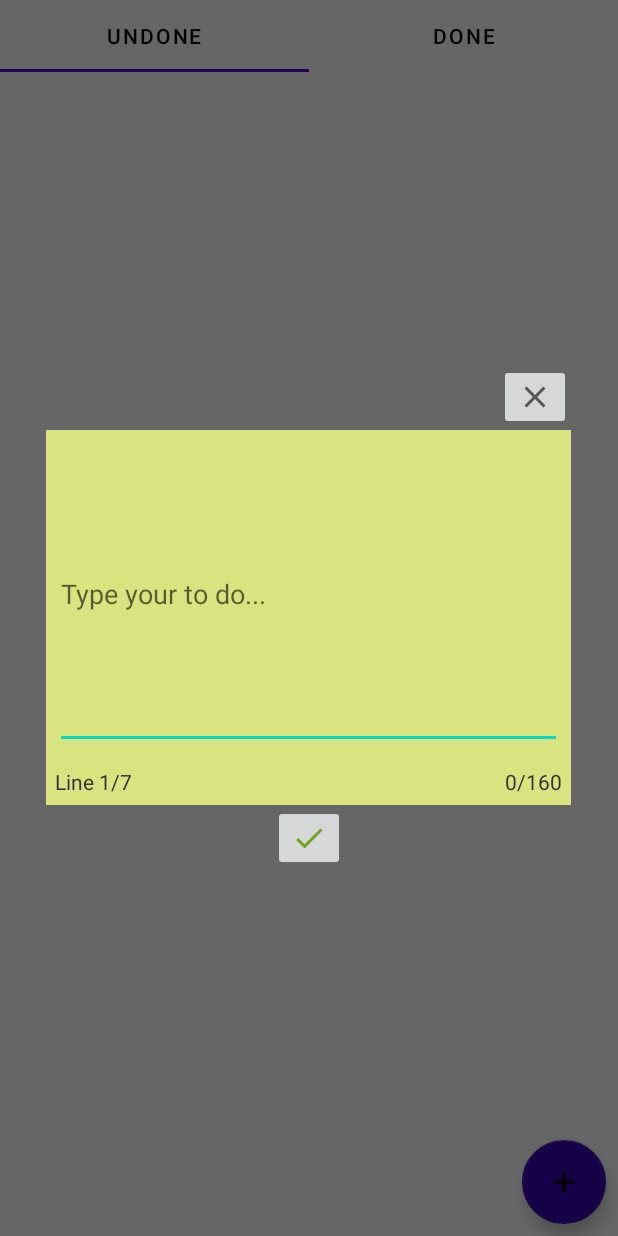
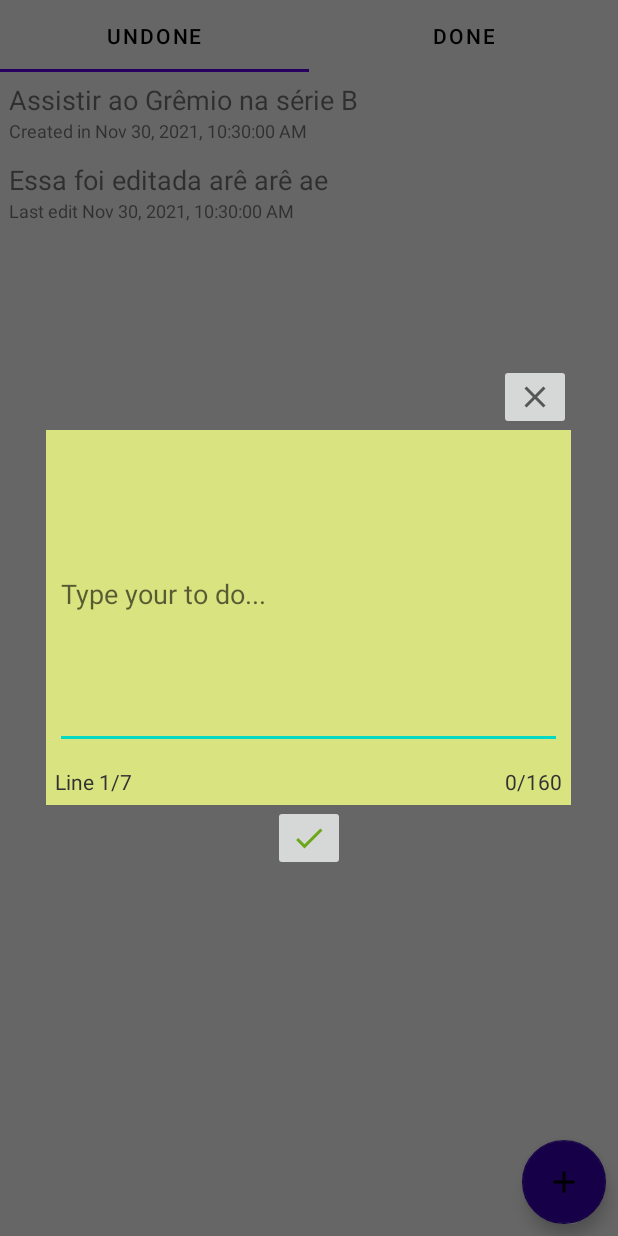
Before and after one commit to danielandrioli/meusBagulhosApp, an Android app: the screen it shows after launch (MainActivity), after a tap on an icon or button, on a phone screen of 412 x 824 dp. Run offline under Robolectric (Android 15) with nearby library versions, the phone set to English and light mode, and no system bars.

Commit message:
RecyclerV e adapter para UndoneFragment criados. Dialog melhorado.

```diff
--- a/app/src/main/java/com/dboy/meusbagulhos/activities/MainActivity.kt
+++ b/app/src/main/java/com/dboy/meusbagulhos/activities/MainActivity.kt
@@ -19,6 +19,8 @@ class MainActivity : AppCompatActivity() {
         configuraViewPagerAdapter()
         configuraTabLayout()
 
+
+
     }
 
     private fun configuraViewPagerAdapter() {
--- /dev/null
+++ b/app/src/main/java/com/dboy/meusbagulhos/adapters/RViewUndoneListAdapter.kt
@@ -0,0 +1,45 @@
+package com.dboy.meusbagulhos.adapters
+
+import android.content.Context
+import android.view.LayoutInflater
+import android.view.View
+import android.view.ViewGroup
+import android.widget.TextView
+import androidx.recyclerview.widget.RecyclerView
+import com.dboy.meusbagulhos.R
+import com.dboy.meusbagulhos.models.Tarefa
+import java.util.zip.Inflater
+
+class RViewUndoneListAdapter(private val context: Context, private var listaTarefas: List<Tarefa>) :
+    RecyclerView.Adapter<RViewUndoneListAdapter.MeuViewHolder>() {
+
+    inner class MeuViewHolder(view: View) : RecyclerView.ViewHolder(view) {
+        fun vincular(tarefa: Tarefa) {
+            val textoTarefa = itemView.findViewById<TextView>(R.id.tarefaNao_aFazer_txt)
+            val dataTarefa = itemView.findViewById<TextView>(R.id.tarefaNao_data_txt)
+
+            textoTarefa.text = tarefa.texto
+            dataTarefa.text = if (tarefa.isEditado){
+                "${context.getText(R.string.tarefaEditadaEm)} ${tarefa.dataEdicao}"
+            }else{
+                "${context.getText(R.string.tarefaCriadaEm)} ${tarefa.dataCriacao}"
+            }
+        }
+
+    }
+
+    override fun onCreateViewHolder(parent: ViewGroup, viewType: Int): MeuViewHolder {
+        val inflater = LayoutInflater.from(context)
+        val view = inflater.inflate(R.layout.tarefa_nao_feita, parent, false)
+        return MeuViewHolder(view)
+    }
+
+    override fun onBindViewHolder(holder: MeuViewHolder, position: Int) {
+        val tarefa = listaTarefas[position]
+        holder.vincular(tarefa)
+    }
+
+    override fun getItemCount(): Int {
+        return listaTarefas.size
+    }
+}
--- a/app/src/main/java/com/dboy/meusbagulhos/fragments/DoneFragment.kt
+++ b/app/src/main/java/com/dboy/meusbagulhos/fragments/DoneFragment.kt
@@ -27,7 +27,7 @@ class DoneFragment : Fragment() {
         return view
     }
 
-    fun inicializaRecyclerView(view: View) {
+    private fun inicializaRecyclerView(view: View) {
         val recyclerView = view.findViewById<RecyclerView>(R.id.doneFragRecycler)
         val listaProvisoria = metodoProvisorioLista() //CAPTURAR LISTA DO BANCO DE DADOS!   !!!!!!!!!!!!!!!!!!!!!!!!!!!!!!!!
         recyclerView.adapter = RViewDoneListAdapter(requireContext(), listaProvisoria)
--- a/app/src/main/java/com/dboy/meusbagulhos/fragments/UndoneFragment.kt
+++ b/app/src/main/java/com/dboy/meusbagulhos/fragments/UndoneFragment.kt
@@ -1,5 +1,6 @@
 package com.dboy.meusbagulhos.fragments
 
+import android.app.AlertDialog
 import android.app.Dialog
 import android.graphics.Color
 import android.graphics.drawable.ColorDrawable
@@ -10,14 +11,15 @@ import androidx.fragment.app.Fragment
 import android.view.LayoutInflater
 import android.view.View
 import android.view.ViewGroup
-import android.view.inputmethod.EditorInfo
-import android.widget.EditText
 import android.widget.ImageButton
 import android.widget.TextView
 import android.widget.Toast
-import androidx.core.widget.addTextChangedListener
+import androidx.recyclerview.widget.LinearLayoutManager
+import androidx.recyclerview.widget.RecyclerView
 import com.dboy.meusbagulhos.R
+import com.dboy.meusbagulhos.adapters.RViewUndoneListAdapter
 import com.dboy.meusbagulhos.models.LimitedEditText
+import com.dboy.meusbagulhos.models.Tarefa
 import com.google.android.material.floatingactionbutton.FloatingActionButton
 
 class UndoneFragment : Fragment() {
@@ -33,20 +35,40 @@ class UndoneFragment : Fragment() {
         // Inflate the layout for this fragment
         val view = inflater.inflate(R.layout.fragment_undone, container, false)
         configuraFab(view)
+        inicializaRecyclerView(view)
 
         return view
+    }
+
+    private fun inicializaRecyclerView(view: View) {
+        val recyclerView = view.findViewById<RecyclerView>(R.id.undoneFragRecycler)
+        val listaProvisoria = metodoProvisorioLista() //CAPTURAR LISTA DO BANCO DE DADOS!   !!!!!!!!!!!!!!!!!!!!!!!!!!!!!!!!
+        recyclerView.adapter = RViewUndoneListAdapter(requireContext(), listaProvisoria)
+        recyclerView.layoutManager = LinearLayoutManager(requireContext())
+    }
+
+    private fun metodoProvisorioLista(): List<Tarefa>{
+        val t1 = Tarefa("Assistir ao Grêmio na série B")
+        val t2 = Tarefa("Ae 03")
+        t2.editaTexto("Essa foi editada arê arê ae")
+        return listOf<Tarefa>(t1, t2)
     }
 
     private fun configuraFab(view: View) {
         val fab = view.findViewById<FloatingActionButton>(R.id.undoneFragFab)
 
-        //CONFIGURAR UM BOX PARA DIGITAR O TEXTO. TER LIMITE DE 180 CARACTERES. MOSTRAR QNTOS FALTAM
-        //EXEMPLO: 21/180. TER BOTÃO DE CONFIRMAR E DE CANCELAR. CANCELAR SE TECLAR FORA DO BOX.
         fab.setOnClickListener {
+            configuraDialog()
+        }
+    }
+
+    private fun configuraDialog() {
         val dialog = Dialog(requireContext())
         dialog.setContentView(R.layout.dialog_tarefa_layout)
         dialog.window?.setBackgroundDrawable(ColorDrawable(0))
         dialog.window?.setWindowAnimations(R.style.AnimacoesDialog)
+        dialog.setCanceledOnTouchOutside(false)
+        dialog.setCancelable(false) //Não cancelará ao tocar no botão de voltar do Android
 
         val btnClose = dialog.findViewById<ImageButton>(R.id.dialog_img_close)
         val btnCheck = dialog.findViewById<ImageButton>(R.id.dialog_img_check)
@@ -54,44 +76,60 @@ class UndoneFragment : Fragment() {
         val textoCapacidade = dialog.findViewById<TextView>(R.id.dialog_txt_capacidade)
         val textoLinha = dialog.findViewById<TextView>(R.id.dialog_txt_linhas)
 
-            textoLinha.text = "${getString(R.string.tarefaLinha)} 1/${textoTarefa.maxLines}"
+        textoLinha.text = "${getString(R.string.dialogTarefaLinha)} 1/${textoTarefa.maxLines}"
 
         textoTarefa.addTextChangedListener(object : TextWatcher {
             override fun beforeTextChanged(p0: CharSequence?, p1: Int, p2: Int, p3: Int) {
             }
 
             override fun onTextChanged(p0: CharSequence?, p1: Int, p2: Int, p3: Int) {
+                //Texto da capacidade máxima de caracteres. Ex: 21/160
                 textoCapacidade.text = "${p0?.length}" +
                         "/${textoTarefa.maxCharacters}"
-                    textoLinha.text = "${getString(R.string.tarefaLinha)} ${textoTarefa.lineCount}" +
+                //Texto da capacidade de linhas. Ex: 5/7
+                textoLinha.text = "${getString(R.string.dialogTarefaLinha)} ${textoTarefa.lineCount}" +
                         "/${textoTarefa.maxLines}"
 
-
-                    if (p0?.length == textoTarefa.maxCharacters) textoCapacidade.setTextColor(Color.parseColor("#FF0000"))
+                //Cor da capacidade máxima de caracteres. Vermelho para máxima capacidade.
+                if (p0?.length == textoTarefa.maxCharacters) textoCapacidade.setTextColor(
+                    Color.parseColor(
+                        "#FF0000"
+                    )
+                )
                 else textoCapacidade.setTextColor(Color.parseColor("#FF323232"))
 
-                    if (textoTarefa.lineCount == textoTarefa.maxLines) textoLinha.setTextColor(Color.parseColor("#FF0000"))
+                //Cor da capacidade máxima de linhas. Vermelho para máxima capacidade.
+                if (textoTarefa.lineCount == textoTarefa.maxLines) textoLinha.setTextColor(
+                    Color.parseColor(
+                        "#FF0000"
+                    )
+                )
                 else textoLinha.setTextColor(Color.parseColor("#FF323232"))
             }
 
             override fun afterTextChanged(p0: Editable?) {
-//                    if (p0?.length == 160) textoCapacidade.setTextColor(Color.parseColor("#FF0000"))
-
-                  //tudook
             }
         })
 
-            btnClose.setOnClickListener { /*VERIFICAR SE TEM ALGO ESCRITO. SE HOUVER, PEDIR CONFIRMAÇÃO*/
-
+        btnClose.setOnClickListener {
+            if (textoTarefa.text.toString().isNotEmpty()) {
+                val alertDialog = AlertDialog.Builder(requireContext())
+                    .setTitle(R.string.aDialogTitle)
+                    .setMessage(R.string.aDialogMessage)
+                    .setPositiveButton(R.string.aDialogYes) { _, _ ->
                         dialog.cancel()
                     }
-
+                    .setNegativeButton(R.string.aDialogNo) { _, _ ->
+                    }
+                    .show()
+            } else dialog.cancel()
+        }
         btnCheck.setOnClickListener { /*ENVIAR TAREFA ESCRITA PARA O BANCO DE DADOS E ATUALIZAR O ADAPTER*/
 
+            Toast.makeText(requireContext(), R.string.aDialogTaskCreated, Toast.LENGTH_SHORT).show()
             dialog.cancel()
         }
 
         dialog.show()
     }
 }
-}
--- a/app/src/main/java/com/dboy/meusbagulhos/models/Tarefa.kt
+++ b/app/src/main/java/com/dboy/meusbagulhos/models/Tarefa.kt
@@ -12,15 +12,17 @@ class Tarefa(texto: String) {
     var dataFinalizacao: String? = null
         private set
     var isFinalizado: Boolean = false
+    var isEditado: Boolean = false
+        private set
 
     fun editaTexto(novoTexto: String) {
         texto = novoTexto
         dataEdicao = DateFormat.getDateTimeInstance().format(Calendar.getInstance().time)
+        isEditado = true
     }
 
     fun finalizaTarefa() {
         dataFinalizacao = DateFormat.getDateTimeInstance().format(Calendar.getInstance().time)
         isFinalizado = true
     }
-
 }
--- a/app/src/main/res/layout/dialog_tarefa_layout.xml
+++ b/app/src/main/res/layout/dialog_tarefa_layout.xml
@@ -28,7 +28,7 @@
             android:layout_marginEnd="6dp"
             android:layout_marginBottom="6dp"
             android:ems="10"
-            android:hint="@string/tarefaEscrever"
+            android:hint="@string/dialogTarefaEscrever"
             android:inputType="textMultiLine|text"
             android:maxLength="160" />
 
--- /dev/null
+++ b/app/src/main/res/layout/tarefa_nao_feita.xml
@@ -0,0 +1,28 @@
+<?xml version="1.0" encoding="utf-8"?>
+<androidx.constraintlayout.widget.ConstraintLayout xmlns:android="http://schemas.android.com/apk/res/android"
+    xmlns:app="http://schemas.android.com/apk/res-auto"
+    xmlns:tools="http://schemas.android.com/tools"
+    android:layout_width="match_parent"
+    android:layout_height="wrap_content"
+    android:layout_margin="6dp">
+
+    <TextView
+        android:id="@+id/tarefaNao_aFazer_txt"
+        android:layout_width="0dp"
+        android:layout_height="wrap_content"
+        android:textSize="18sp"
+        app:layout_constraintEnd_toEndOf="parent"
+        app:layout_constraintStart_toStartOf="parent"
+        app:layout_constraintTop_toTopOf="parent"
+        tools:text="Fazer isso, aquilo, e isso isso isso" />
+
+    <TextView
+        android:id="@+id/tarefaNao_data_txt"
+        android:layout_width="0dp"
+        android:layout_height="wrap_content"
+        android:textSize="12sp"
+        app:layout_constraintEnd_toEndOf="parent"
+        app:layout_constraintStart_toStartOf="parent"
+        app:layout_constraintTop_toBottomOf="@+id/tarefaNao_aFazer_txt"
+        tools:text="Criado em: 30 de nov de 2021" />
+</androidx.constraintlayout.widget.ConstraintLayout>
--- a/app/src/main/res/values/strings.xml
+++ b/app/src/main/res/values/strings.xml
@@ -3,7 +3,14 @@
     <string name="tabDone">DONE</string>
     <string name="tabUndone">UNDONE</string>
     <string name="tarefaProntaEm">Done in</string>
-    <string name="tarefaEscrever">Type your to do...</string>
-    <string name="tarefaLinha">Line</string>
+    <string name="dialogTarefaEscrever">Type your to do...</string>
+    <string name="dialogTarefaLinha">Line</string>
+    <string name="aDialogMessage">Changes have not been saved. Do you want to discard it?</string>
+    <string name="aDialogTitle">Warning!</string>
+    <string name="aDialogYes">Yes</string>
+    <string name="aDialogNo">No</string>
+    <string name="aDialogTaskCreated">Task created!</string>
+    <string name="tarefaCriadaEm">Created in</string>
+    <string name="tarefaEditadaEm">Last edit</string>
     <!-- TODO: Remove or change this placeholder text -->
 </resources>
```
Also changed, not shown: 2 other files. Lines whose indentation alone changed are shown as unchanged.
